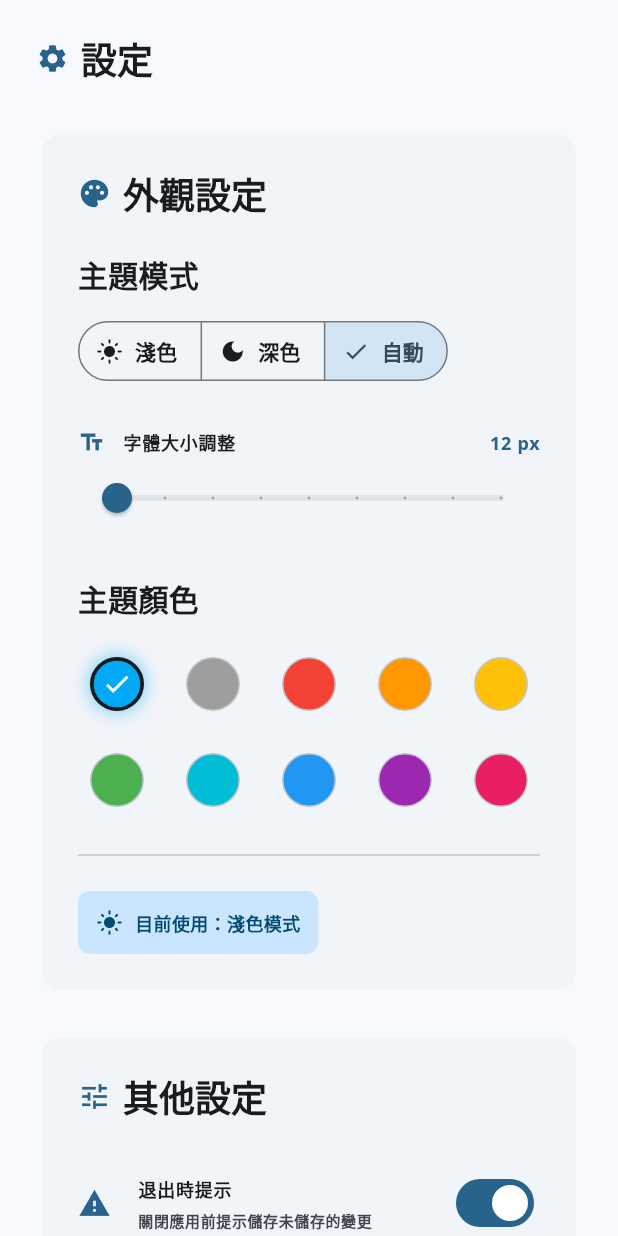
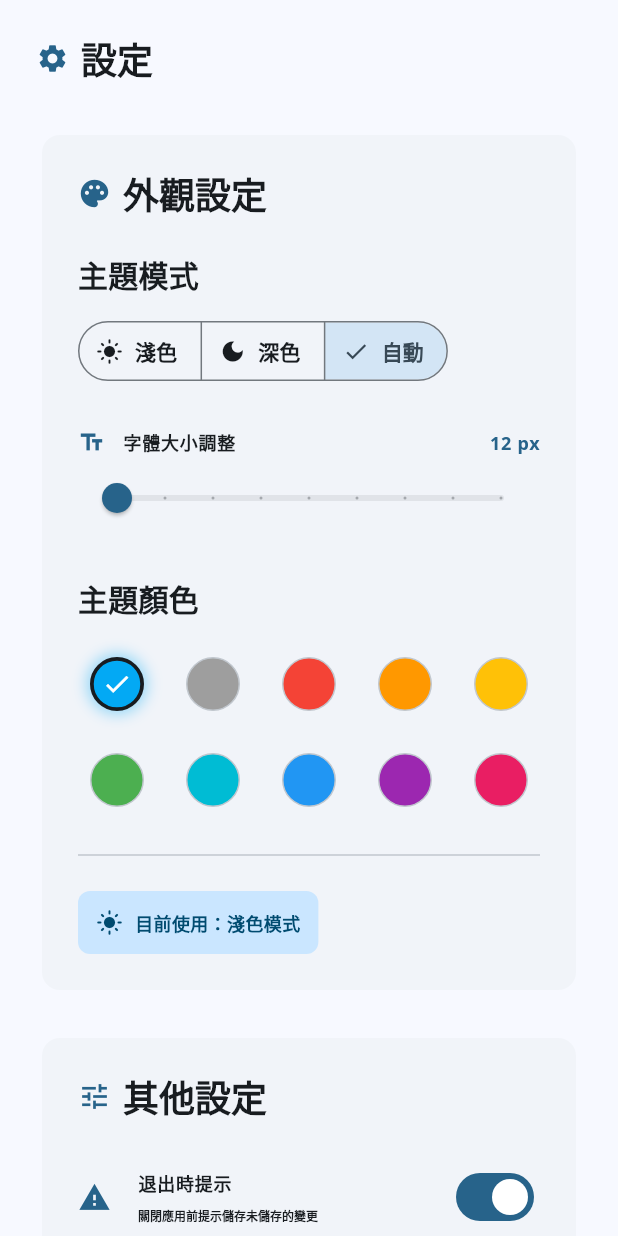
Before and after one commit to Heyairu/Monogatari-Assistant-FE, a Flutter app: the SettingView screen opened directly, on a phone screen of 412 x 824 dp. Run offline on Flutter 3.47's test engine with Material 3 defaults, Android fonts, the phone set to English and light mode, and no system bars; our stand-ins replace file_picker, flutter_riverpod, freezed_annotation, shared_preferences; missing offline and left inert: code_text_field, window_manager; accounts and stored records are empty.

Commit message:
Beta7@0604

```diff
--- a/dart_edition/lib/bin/ui_library.dart
+++ b/dart_edition/lib/bin/ui_library.dart
@@ -453,6 +453,101 @@ class SmallTitle extends StatelessWidget {
   }
 }
 
+// MARK:開關項目元件
+class SwitchWithTitle extends StatelessWidget {
+  final String title;
+  final String? subtitle;
+  final bool value;
+  final Future<void> Function(bool) onChanged;
+  final EdgeInsetsGeometry padding;
+
+  const SwitchWithTitle({
+    super.key,
+    required this.title,
+    this.subtitle,
+    required this.value,
+    required this.onChanged,
+    this.padding = const EdgeInsets.symmetric(vertical: 4.0),
+  });
+
+  @override
+  Widget build(BuildContext context) {
+    return Padding(
+      padding: padding,
+      child: ListTile(
+        contentPadding: EdgeInsets.zero,
+        dense: true,
+        title: Text(
+          title,
+          style: Theme.of(context).textTheme.labelMedium,
+        ),
+        subtitle: subtitle != null && subtitle!.isNotEmpty
+            ? Text(
+                subtitle!,
+                style: Theme.of(context).textTheme.displaySmall,
+              )
+            : null,
+        trailing: Switch(
+          value: value,
+          onChanged: (newValue) async {
+            await onChanged(newValue);
+          },
+        ),
+      ),
+    );
+  }
+}
+
+class SwitchWithIconTitle extends StatelessWidget {
+  final String title;
+  final IconData icon;
+  final String? subtitle;
+  final bool value;
+  final Future<void> Function(bool) onChanged;
+  final EdgeInsetsGeometry padding;
+
+  const SwitchWithIconTitle({
+    super.key,
+    required this.title,
+    required this.icon,
+    this.subtitle,
+    required this.value,
+    required this.onChanged,
+    this.padding = const EdgeInsets.symmetric(vertical: 4.0),
+  });
+
+  @override
+  Widget build(BuildContext context) {
+    return Padding(
+      padding: padding,
+      child: ListTile(
+        contentPadding: EdgeInsets.zero,
+        dense: true,
+        leading: Icon(
+          icon,
+          color: Theme.of(context).colorScheme.primary,
+        ),
+        title: Text(
+          title,
+          style: Theme.of(context).textTheme.labelMedium,
+        ),
+        subtitle: subtitle != null && subtitle!.isNotEmpty
+            ? Text(
+                subtitle!,
+                style: Theme.of(context).textTheme.displaySmall,
+              )
+            : null,
+        trailing: Switch(
+          value: value,
+          onChanged: (newValue) async {
+            await onChanged(newValue);
+          },
+        ),
+      ),
+    );
+  }
+}
+
 // 新增項目元件
 class AddItemInput extends StatefulWidget {
   final String title;
@@ -630,6 +725,8 @@ class AppDropdownField<T> extends StatelessWidget {
     );
   }
 }
+
+
 
 // Chip 元件
 class CardList extends StatelessWidget {
--- a/dart_edition/lib/modules/settingview.dart
+++ b/dart_edition/lib/modules/settingview.dart
@@ -114,12 +114,12 @@ class _SettingViewState extends ConsumerState<SettingView> {
                   children: [
                     const LargeTitle(icon: Icons.tune, text: "其他設定"),
                     const SizedBox(height: 16),
-                    _buildSwitchSetting(
-                      "退出時提示",
-                      Icons.warning,
-                      "關閉應用前提示儲存未儲存的變更",
-                      _settingsViewState.showExitWarning,
-                      (value) async {
+                    SwitchWithIconTitle(
+                      title: "退出時提示",
+                      icon: Icons.warning,
+                      subtitle: "關閉應用前提示儲存未儲存的變更",
+                      value: _settingsViewState.showExitWarning,
+                      onChanged: (value) async {
                         await ref
                             .read(settingsStateProvider.notifier)
                             .setShowExitWarning(value);
@@ -406,38 +406,6 @@ class _SettingViewState extends ConsumerState<SettingView> {
     );
   }
 
-  // MARK: - 開關設定項目
-  Widget _buildSwitchSetting(
-    String title,
-    IconData icon,
-    String? subtitle,
-    bool value,
-    Future<void> Function(bool) onChanged,
-  ) {
-    return Padding(
-      padding: const EdgeInsets.symmetric(vertical: 4.0),
-      child: ListTile(
-        contentPadding: EdgeInsets.zero,
-        leading: Icon(icon, color: Theme.of(context).colorScheme.primary),
-        title: Text(title, style: Theme.of(context).textTheme.labelMedium),
-        subtitle: subtitle != null
-            ? Text(
-                subtitle,
-                style: Theme.of(context).textTheme.bodySmall?.copyWith(
-                  color: Theme.of(context).colorScheme.onSurfaceVariant,
-                ),
-              )
-            : null,
-        trailing: Switch(
-          value: value,
-          onChanged: (newValue) async {
-            await onChanged(newValue);
-          },
-        ),
-      ),
-    );
-  }
-
   // MARK: - 佔位元件
   Widget _buildPlaceholderSetting(String title, IconData icon) {
     return Padding(
--- a/dart_edition/lib/modules/worldsettingsview.dart
+++ b/dart_edition/lib/modules/worldsettingsview.dart
@@ -15,7 +15,6 @@
 import "package:flutter/material.dart";
 import "package:file_picker/file_picker.dart";
 import "dart:io";
-import "dart:convert";
 import "dart:math" as math;
 import "package:path_provider/path_provider.dart";
 import "package:uuid/uuid.dart";
@@ -1254,7 +1253,8 @@ class _WorldSettingsViewState extends ConsumerState<WorldSettingsView> {
     final result = await FilePicker.platform.saveFile(
       dialogTitle: "匯出檔案",
       fileName: fileName,
-      bytes: utf8.encode(content),
+      // 不在 saveFile 上傳遞 bytes，因為 macOS 不支援
+      // 內容將由應用程式寫入檔案
     );
 
     if (result != null) {
```
Also changed, not shown: dart_edition/lib/bin/file.dart (+20 -2 lines), dart_edition/lib/modules/proofreadingview.dart (+30 -45 lines), dart_edition/assets/icon/app_icon.png, dart_edition/pubspec.lock, 46 other files.
